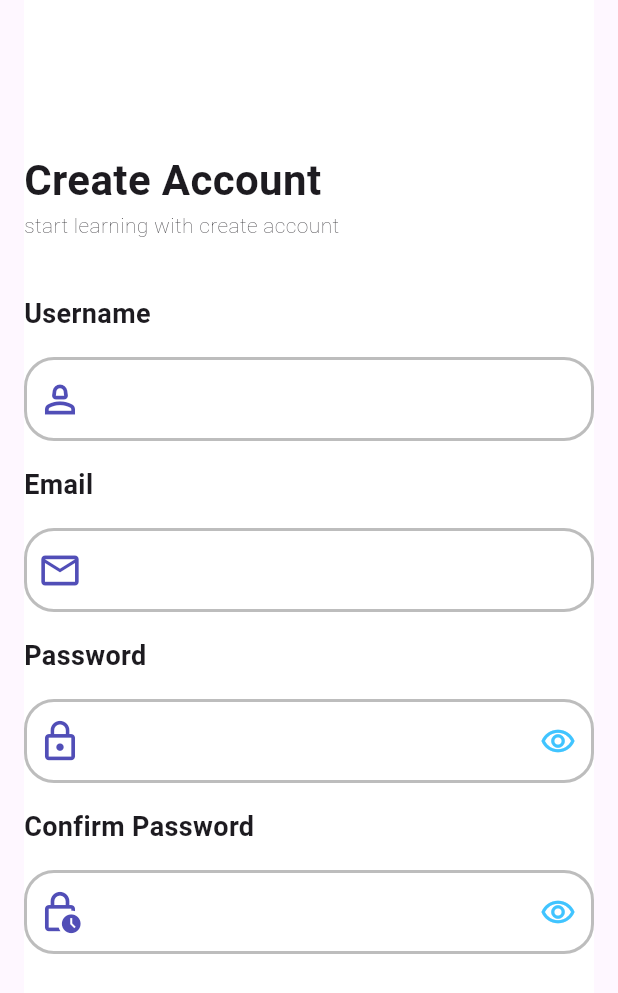
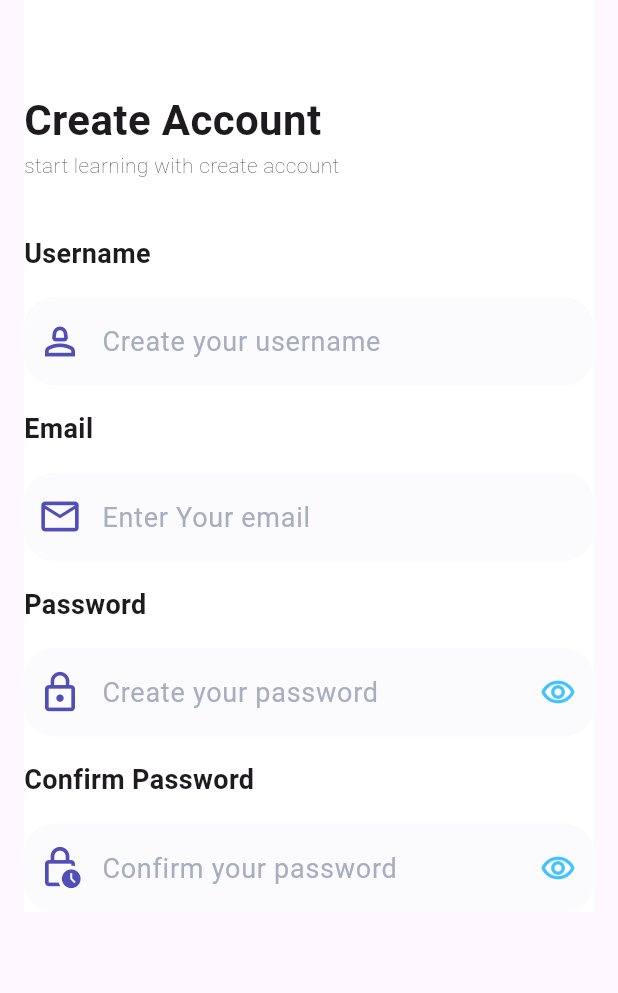
Before and after one commit to namosarawut/kutuku, a Flutter app: the CreateAccountScreen screen opened by its route, on a phone screen of 412 x 824 dp. Shown: the top 993 px of the screen. Run offline on Flutter 3.47's test engine with Material 3 defaults, Android fonts, the phone set to English and light mode, and no system bars; our stand-ins replace equatable, flutter_bloc, flutter_dotenv, google_fonts, smooth_page_indicator.

Commit message:
add CreateAccountScreen

```diff
--- a/lib/features_screens/create_account_screen.dart
+++ b/lib/features_screens/create_account_screen.dart
@@ -13,10 +13,14 @@ class _CreateAccountScreenState extends State<CreateAccountScreen> {
   var usernameTextController = TextEditingController();
   bool stateRedEye = false;
   bool stateRedEyeTwo = false;
+
   @override
   Widget build(BuildContext context) {
     return Scaffold(
-        body: Row(
+        body: ListView(
+          padding: EdgeInsets.zero,
+      children: [
+        Row(
           mainAxisAlignment: MainAxisAlignment.center,
           children: [
             GestureDetector(
@@ -32,31 +36,40 @@ class _CreateAccountScreenState extends State<CreateAccountScreen> {
                     crossAxisAlignment: CrossAxisAlignment.start,
                     children: [
                       const SizedBox(
-                    height: 100,
+                        height: 60,
                       ),
                       const Text(
                         "Create Account",
-                    style: TextStyle(fontSize: 28, fontWeight: FontWeight.w700),
+                        style: TextStyle(
+                            fontSize: 28, fontWeight: FontWeight.w700),
                       ),
                       const Text(
                         "start learning with create account",
-                    style: TextStyle(fontSize: 14, fontWeight: FontWeight.w100),
+                        style: TextStyle(
+                            fontSize: 14, fontWeight: FontWeight.w100),
                       ),
                       const SizedBox(height: 20),
-                  buildTextFormField(usernameTextController,"Username",Icons.person_2_outlined),
-                  buildTextFormField(usernameTextController,"Email",Icons.mail_outline),
-                  buildTextFormField(usernameTextController,"Password",Icons.lock_outline),
-                  buildTextFormField(usernameTextController,"Confirm Password",Icons.lock_clock_outlined),
+                      buildTextFormField(usernameTextController, "Username",
+                          Icons.person_2_outlined,"Create your username"),
+                      buildTextFormField(
+                          usernameTextController, "Email", Icons.mail_outline,"Enter Your email"),
+                      buildTextFormField(usernameTextController, "Password",
+                          Icons.lock_outline,"Create your password"),
+                      buildTextFormField(usernameTextController,
+                          "Confirm Password", Icons.lock_clock_outlined,"Confirm your password"),
                     ],
                   ),
                 ),
               ),
             )
           ],
+        )
+      ],
     ));
   }
 
-  Widget buildTextFormField(TextEditingController textEditingController, String label, IconData iconData) {
+  Widget buildTextFormField(TextEditingController textEditingController,
+      String label, IconData iconData, String hintText) {
     return Column(
       crossAxisAlignment: CrossAxisAlignment.start,
       children: [
@@ -67,9 +80,21 @@ class _CreateAccountScreenState extends State<CreateAccountScreen> {
             style: TextStyle(fontSize: 18, fontWeight: FontWeight.w700),
           ),
         ),
-        TextFormField(
+        Theme(
+          data: Theme.of(context).copyWith(splashColor: Colors.transparent),
+          child: TextFormField(
+            autofocus: false,
+
             controller: textEditingController,
             decoration: InputDecoration(
+              // Unfocused background color
+              hintText: hintText,
+              hintStyle: const TextStyle(
+                  color: Color(0xffA7AEC1),
+                  fontWeight: FontWeight.w400,
+                  fontSize: 18),
+              filled: true,
+              fillColor:  FocusNode().hasFocus ? Colors.white : Color(0xffFBFBFD),
               border: OutlineInputBorder(
                 borderRadius: BorderRadius.circular(20.0),
               ),
@@ -78,32 +103,35 @@ class _CreateAccountScreenState extends State<CreateAccountScreen> {
                 color: kuTuKuPrimaryColor,
                 size: 30,
               ),
-            suffixIcon: label == "Password" || label == "Confirm Password" ? IconButton(
+              suffixIcon: label == "Password" || label == "Confirm Password"
+                  ? IconButton(
                       onPressed: () {
                         setState(() {
-                  if(label == "Confirm Password"){
+                          if (label == "Confirm Password") {
                             stateRedEyeTwo = !stateRedEyeTwo;
-                  }else{
+                          } else {
                             stateRedEye = !stateRedEye;
                           }
                         });
                       },
-              icon:label == "Password" ?
-              stateRedEye
+                      icon: label == "Password"
+                          ? stateRedEye
                               ? Icon(Icons.remove_red_eye)
-                  : Icon(Icons.remove_red_eye_outlined) :
-              stateRedEyeTwo
+                              : Icon(Icons.remove_red_eye_outlined)
+                          : stateRedEyeTwo
                               ? Icon(Icons.remove_red_eye)
                               : Icon(Icons.remove_red_eye_outlined),
                       color: Colors.lightBlueAccent,
-            ) : const SizedBox(),
+                    )
+                  : const SizedBox(),
               focusedBorder: OutlineInputBorder(
                 borderRadius: BorderRadius.circular(20.0),
                 borderSide: BorderSide(color: kuTuKuPrimaryColor, width: 2.0),
               ),
               enabledBorder: OutlineInputBorder(
                 borderRadius: BorderRadius.circular(20),
-              borderSide: BorderSide(color: Colors.black26, width: 2.0),
+                borderSide: BorderSide(color: Colors.transparent, width: 2.0),
+              ),
             ),
           ),
         ),
--- a/lib/features_screens/initial_screen.dart
+++ b/lib/features_screens/initial_screen.dart
@@ -46,7 +46,7 @@ class _InitialScreenState extends State<InitialScreen> {
                 color: Colors.white,
               ),
               SizedBox(
-                height: 590,
+                height: MediaQuery.of(context).size.height /1.5,
                 child: PageView.builder(
                   controller: controller,
                   padEnds: false,
@@ -60,9 +60,12 @@ class _InitialScreenState extends State<InitialScreen> {
                         color: Colors.white,
                         child: Column(
                           children: [
-                            ClipRRect(
-                              borderRadius: BorderRadius.circular(30),
-                              child: Image.asset(defaultPageData[index].imgPath.toString()),
+                            SizedBox(
+                              height:  MediaQuery.of(context).size.height /2.1,
+                              child: ClipRRect(
+                                borderRadius: BorderRadius.circular(30),
+                                child: Image.asset(defaultPageData[index].imgPath.toString()),
+                              ),
                             ),
                             const SizedBox(
                               height: 20,
```
Lines whose indentation alone changed are shown as unchanged.
